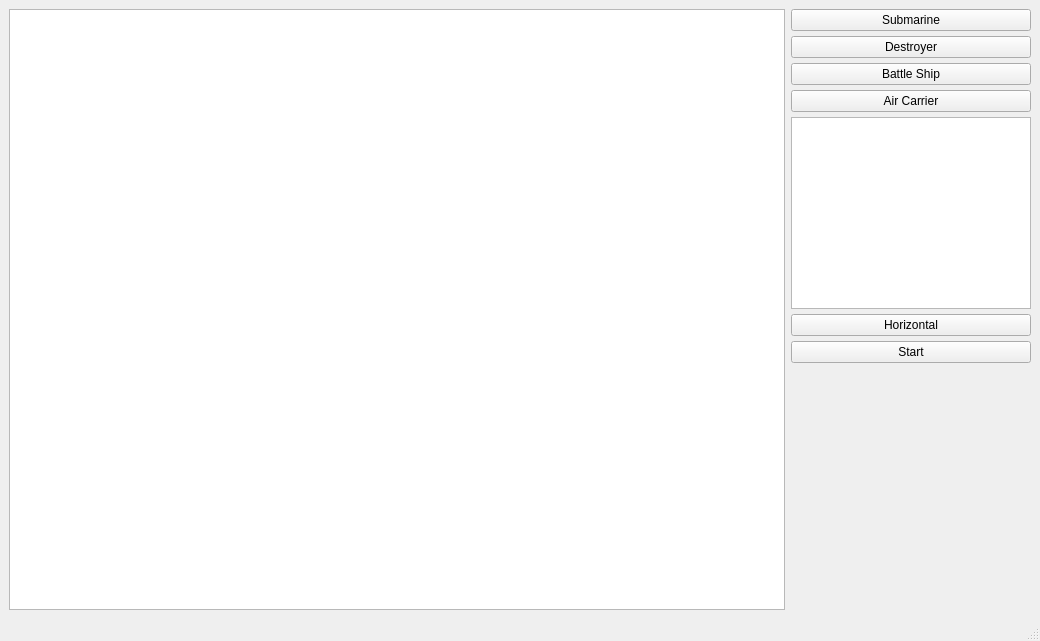
Before: the Qt Designer form Gui/setwindow.ui in Purple-Jesus/Field, drawn with Qt 5.
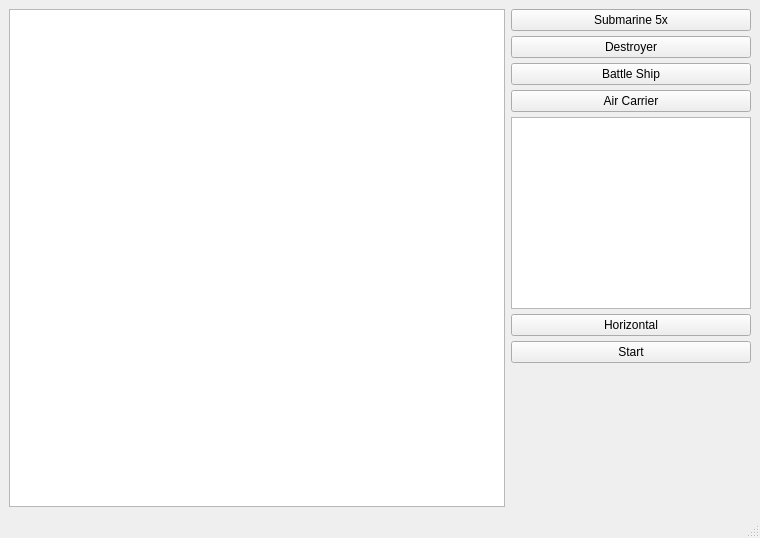
After: the same form once the commit is applied. Icons and pictures are not drawn.

Commit message: modified:   Gui/enddialog.cpp 	modified:   Gui/listwindow.cpp 	modified:   Gui/playwindow.cpp 	modified:   Gui/playwindow.h 	modified:   Gui/setwindow.cpp 	modified:   Gui/setwindow.h 	modified:   Gui/setwindow.ui 	modified:   Gui/startwindow.cpp 	modified:   Makefile 	modified:   Player/player.cpp 	modified:   Ship_Happens 	modified:   Ship_Happens.pro 	modified:   network/myserver.cpp 	modified:   network/myserver.h 	modified:   network/mysocket.cpp 	modified:   network/mysocket.h

The edit to the form file:
```diff
--- a/Gui/setwindow.ui
+++ b/Gui/setwindow.ui
@@ -9,8 +9,8 @@
    <rect>
     <x>0</x>
     <y>0</y>
-    <width>1040</width>
-    <height>641</height>
+    <width>760</width>
+    <height>538</height>
    </rect>
   </property>
   <property name="sizePolicy">
@@ -84,7 +84,7 @@
         <item>
          <widget class="QPushButton" name="submarineButton">
           <property name="text">
-           <string>Submarine</string>
+           <string>Submarine 5x</string>
           </property>
          </widget>
         </item>
@@ -112,7 +112,7 @@
         <item>
          <widget class="QTableWidget" name="shipTable">
           <property name="sizePolicy">
-           <sizepolicy hsizetype="Fixed" vsizetype="Fixed">
+           <sizepolicy hsizetype="Maximum" vsizetype="Maximum">
             <horstretch>0</horstretch>
             <verstretch>0</verstretch>
            </sizepolicy>
@@ -120,7 +120,7 @@
           <property name="maximumSize">
            <size>
             <width>240</width>
-            <height>250</height>
+            <height>240</height>
            </size>
           </property>
           <property name="editTriggers">
@@ -164,20 +164,6 @@
           </property>
          </spacer>
         </item>
-        <item>
-         <widget class="QLabel" name="label_2">
-          <property name="text">
-           <string/>
-          </property>
-         </widget>
-        </item>
-        <item>
-         <widget class="QLabel" name="label">
-          <property name="text">
-           <string/>
-          </property>
-         </widget>
-        </item>
        </layout>
       </item>
      </layout>
```
Left out of the diff: 4 changed lines with no effect on the pictures. The commit also changes 16 other files.
